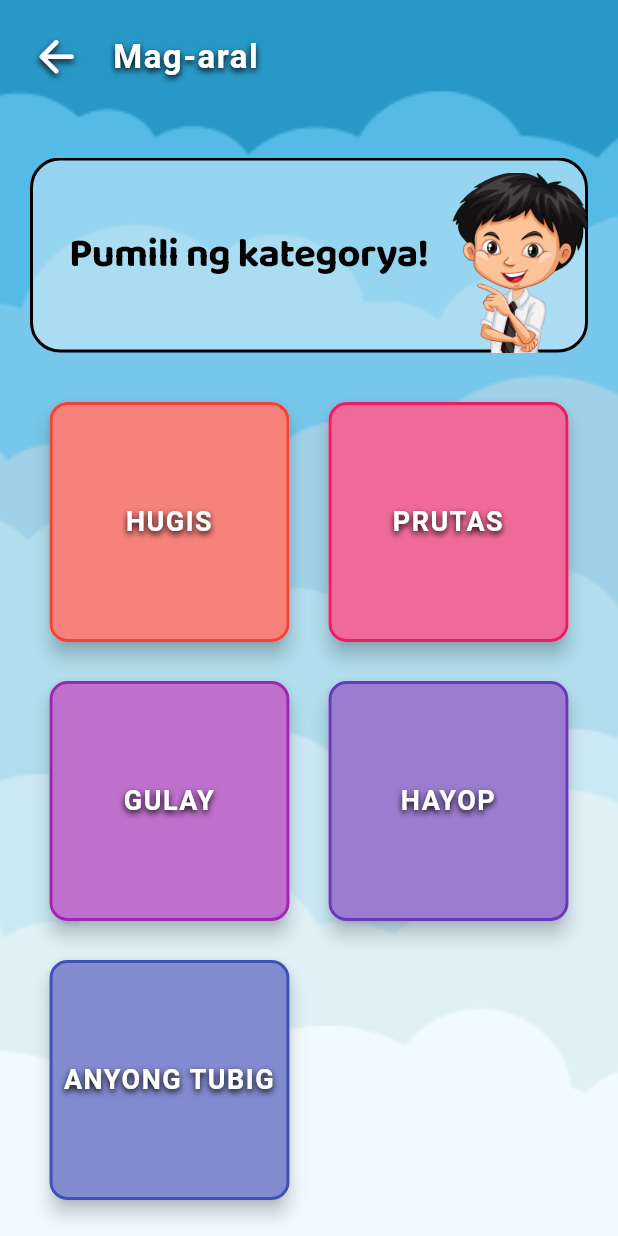
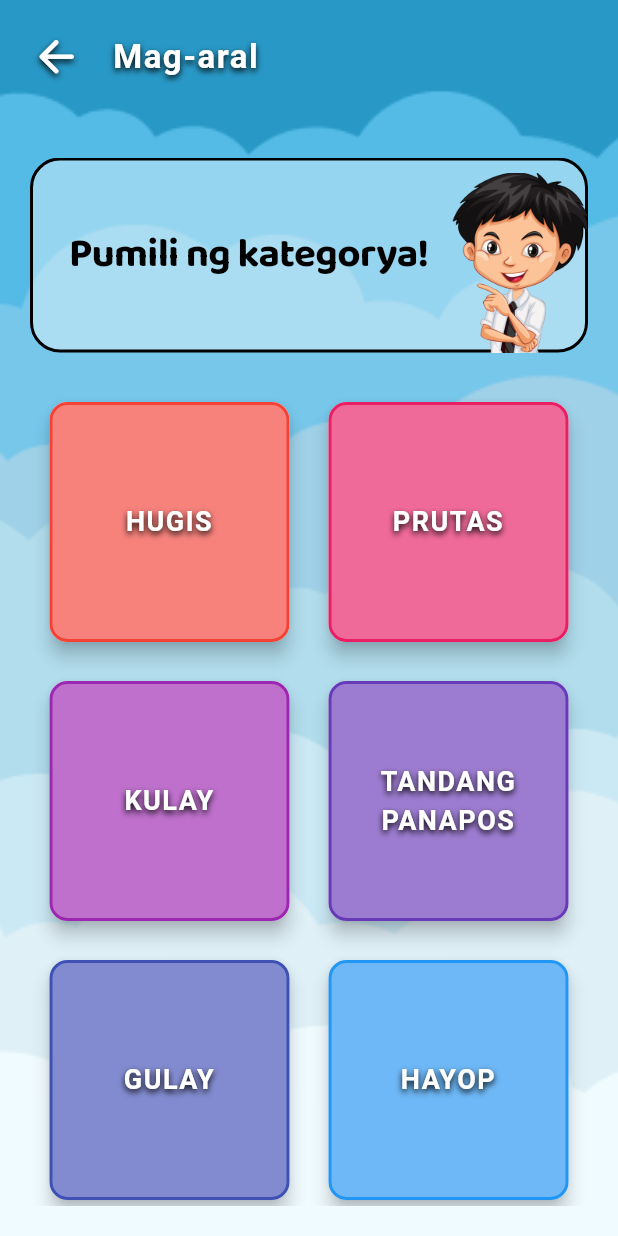
Before and after one commit to aeronhappy/PinoDeHenyo, a Flutter app: the CategoryPage screen opened directly, on a phone screen of 412 x 824 dp. Run offline on Flutter 3.47's test engine with Material 3 defaults, Android fonts, the light colour scheme and no system bars; our stand-ins replace audioplayers, bloc, device_info_plus, dio, flutter_bloc, flutter_native_splash and 11 more; missing offline and left inert: google_ml_kit, mobile_scanner, speech_balloon; accounts and stored records are empty.

Commit message:
add category

```diff
--- a/PinoDeHenyo/lib/model/lesson_category_model.dart
+++ b/PinoDeHenyo/lib/model/lesson_category_model.dart
@@ -119,6 +119,94 @@ List<LessonCategoryModel> lessonCategoryList = <LessonCategoryModel>[
     color: null,
   ),
 
+  //////kulay
+  LessonCategoryModel(
+    id: 'KULAY',
+    title: 'Pula',
+    description:
+        'Ang kulay pula ay madalas na nauugnay sa damdamin tulad ng pag-ibig, galit, o kaya naman sa enerhiya at lakas.',
+    example: 'Ang rosas na aking nakita sa bakuran ay pulang-pula.',
+    image: 'assets/lesson/pula.png',
+    color: null,
+  ),
+  LessonCategoryModel(
+    id: 'KULAY',
+    title: 'Berde',
+    description:
+        'Ang berde ay madalas na nauugma sa mga halaman, damo, at iba pang aspeto ng kalikasan. Ito ay may positibong konotasyon at madalas na kinakatawan ang kalusugan, kalikasan, at pag-asa. ',
+    example:
+        'Ang ganda naman sa kapaligiran na ito, ang ganda ng mga puno na kukay berde.',
+    image: 'assets/lesson/berde.png',
+    color: null,
+  ),
+  LessonCategoryModel(
+    id: 'KULAY',
+    title: 'Dilaw',
+    description: 'Ang kulay dilaw ay tumutukoy pagiging positibo at masiyahin.',
+    example:
+        'Nag kulay ako ng araw kanina at pinakulayan ito sakin ng aking guro na kulay dilaw',
+    image: 'assets/lesson/dilaw.png',
+    color: null,
+  ),
+  LessonCategoryModel(
+    id: 'KULAY',
+    title: 'Asul',
+    description:
+        'Ang kulay na ito ay para sa Pakikipagkapwa, Mapagkakatiwalaan, Kalmado at Pagkalumbay. -Ang kulay asul ang siyang kulay na ginagamit ng pangkalahatan, marahil dahil sa marami itong iba\'t-ibang katangian.',
+    example:
+        'Nakaupo ako ngayon sa dagat kasama ang aking ina, tinitingnan namin ang ulap na kukay asul.',
+    image: 'assets/lesson/asul.png',
+    color: null,
+  ),
+  LessonCategoryModel(
+    id: 'KULAY',
+    title: 'Puti',
+    description:
+        'Ang kulay puti ay nangangahulugan ng pagiging kumpleto, puro at perpekto; kalinisan at kainosentehan.',
+    example:
+        'Bumili ako ng damit sa mall kase ako ay nagandahan dito ito ay puting puti na bagay sa akin',
+    image: 'assets/lesson/puti.png',
+    color: null,
+  ),
+
+  ///// tandang panapos
+  LessonCategoryModel(
+    id: 'TANDANG PANAPOS',
+    title: 'Tuldok',
+    description:
+        'Ginagamit sa katapusan ng pangungusap. Nagpapahiwatig ito ng wakas o pagtatapos ng isang pangungusap.',
+    example: 'Ang ganda ng sinag ng araw kaninang umaga (.)',
+    image: 'assets/lesson/tuldok.png',
+    color: null,
+  ),
+  LessonCategoryModel(
+    id: 'TANDANG PANAPOS',
+    title: 'Kuwit',
+    description:
+        'Ginagamit ito upang maghiwalay ng mga salita o sugnay sa loob ng pangungusap. Nagbibigay ito ng pansin sa mga bahagi ng pangungusap. ',
+    example: 'Ang ulam ko kaninang maga ay Itlog, Hotdog at tocino.',
+    image: 'assets/lesson/kuwit.png',
+    color: null,
+  ),
+  LessonCategoryModel(
+    id: 'TANDANG PANAPOS',
+    title: 'Tandang Pananong',
+    description:
+        'Ginagamit ito sa dulo ng pangungusap na nagtatanong. Nagpapahiwatig ito ng isang tanong.',
+    example: 'Ikaw ba yong nakita ko nung isa sa aming silid-aralan?',
+    image: 'assets/lesson/pananong.png',
+    color: null,
+  ),
+  LessonCategoryModel(
+    id: 'TANDANG PANAPOS',
+    title: 'Tandang Padamdam',
+    description:
+        'Ginagamit ito upang ipahayag ang damdamin o kaisipan na may kasamang tuwa, galit, o pagtataka.',
+    example: 'Maligayang kaarawan sa iyo kaibigan!',
+    image: 'assets/lesson/padamdam.png',
+    color: null,
+  ),
+
   ////////////////////////gulay
   LessonCategoryModel(
     id: 'GULAY',
@@ -129,7 +217,6 @@ List<LessonCategoryModel> lessonCategoryList = <LessonCategoryModel>[
     image: 'assets/lesson/kamatis.png',
     color: null,
   ),
-
   LessonCategoryModel(
     id: 'GULAY',
     title: 'Talong',
@@ -218,8 +305,64 @@ List<LessonCategoryModel> lessonCategoryList = <LessonCategoryModel>[
     color: null,
   ),
 
+////Pananong
+  LessonCategoryModel(
+    id: 'PANGHALIP PANANONG',
+    title: 'Ano',
+    description:
+        'Kadalasang ito ay itinuturing na panghalip na patanong dahil ginagamit ito upang magtanong sa kahulugan, kalikasan, o uri ng isang bagay.',
+    example: 'Ano ang ulam mo ngayong gabi?',
+    image: 'assets/lesson/ano.png',
+    color: null,
+  ),
+  LessonCategoryModel(
+    id: 'PANGHALIP PANANONG',
+    title: 'Sino',
+    description:
+        'Isa pang panghalip na patanong na nagtatanong sa pagkakakilanlan ng isang tao. ',
+    example: 'Sino ang nagsabi sayo na mahusay akong mag sayaw.',
+    image: 'assets/lesson/sino.png',
+    color: null,
+  ),
+  LessonCategoryModel(
+    id: 'PANGHALIP PANANONG',
+    title: 'Kailan',
+    description:
+        'Panghalip na patanong na nagtatanong sa oras o panahon ng isang pangyayari.',
+    example: 'Kailan kaya darating ang aking kaibigan?',
+    image: 'assets/lesson/kailan.png',
+    color: null,
+  ),
+  LessonCategoryModel(
+    id: 'PANGHALIP PANANONG',
+    title: 'Bakit',
+    description:
+        'Panghalip na patanong na nagtatanong sa dahilan o rason ng isang pangyayari.',
+    example: 'Bakit kaya ang husay ng ate kong kumanta?',
+    image: 'assets/lesson/bakit.png',
+    color: null,
+  ),
+  LessonCategoryModel(
+    id: 'PANGHALIP PANANONG',
+    title: 'Saan',
+    description:
+        'Panghalip na patanong na nagtatanong sa lugar na kinasasangkutan ng isang bagay o pangyayari.',
+    example: 'Saan kaya tayo kakain ngayong gabi?',
+    image: 'assets/lesson/saan.png',
+    color: null,
+  ),
+  LessonCategoryModel(
+    id: 'PANGHALIP PANANONG',
+    title: 'Paano',
+    description:
+        'Panghalip na patanong na nagtatanong kung paano naganap ang isang pangyayari.',
+    example:
+        'Paano niyo nasabi na ako ang nakita niyo sa paaralan nung araw na iyon?',
+    image: 'assets/lesson/paano.png',
+    color: null,
+  ),
+
   /////anyong tubig
-
   LessonCategoryModel(
     id: 'ANYONG TUBIG',
     title: 'Batis',
--- a/PinoDeHenyo/lib/widgets/custom_back_button.dart
+++ b/PinoDeHenyo/lib/widgets/custom_back_button.dart
@@ -43,7 +43,9 @@ class CustomBackButton extends StatelessWidget {
               Hero(
                 tag: '$text-tag',
                 transitionOnUserGestures: true,
-                child: Text(text, style: appBarWhite(true)),
+                child: Text(text,
+                    style: appBarWhite(true)
+                        .copyWith(fontSize: text.length <= 8 ? 22 : 16)),
               ),
             ],
           ),
```
Also changed, not shown: PinoDeHenyo/lib/views/category_page.dart (+3 -5 lines), PinoDeHenyo/assets/lesson/ano.png (added), PinoDeHenyo/assets/lesson/asul.png (added), PinoDeHenyo/assets/lesson/bakit.png (added), PinoDeHenyo/assets/lesson/berde.png (added), PinoDeHenyo/assets/lesson/dilaw.png (added), PinoDeHenyo/assets/lesson/kailan.png (added), PinoDeHenyo/assets/lesson/kuwit.png (added), PinoDeHenyo/assets/lesson/paano.png (added), PinoDeHenyo/assets/lesson/padamdam.png (added), PinoDeHenyo/assets/lesson/pananong.png (added), PinoDeHenyo/assets/lesson/pula.png (added), PinoDeHenyo/assets/lesson/puti.png (added), PinoDeHenyo/assets/lesson/saan.png (added), 2 more files.
